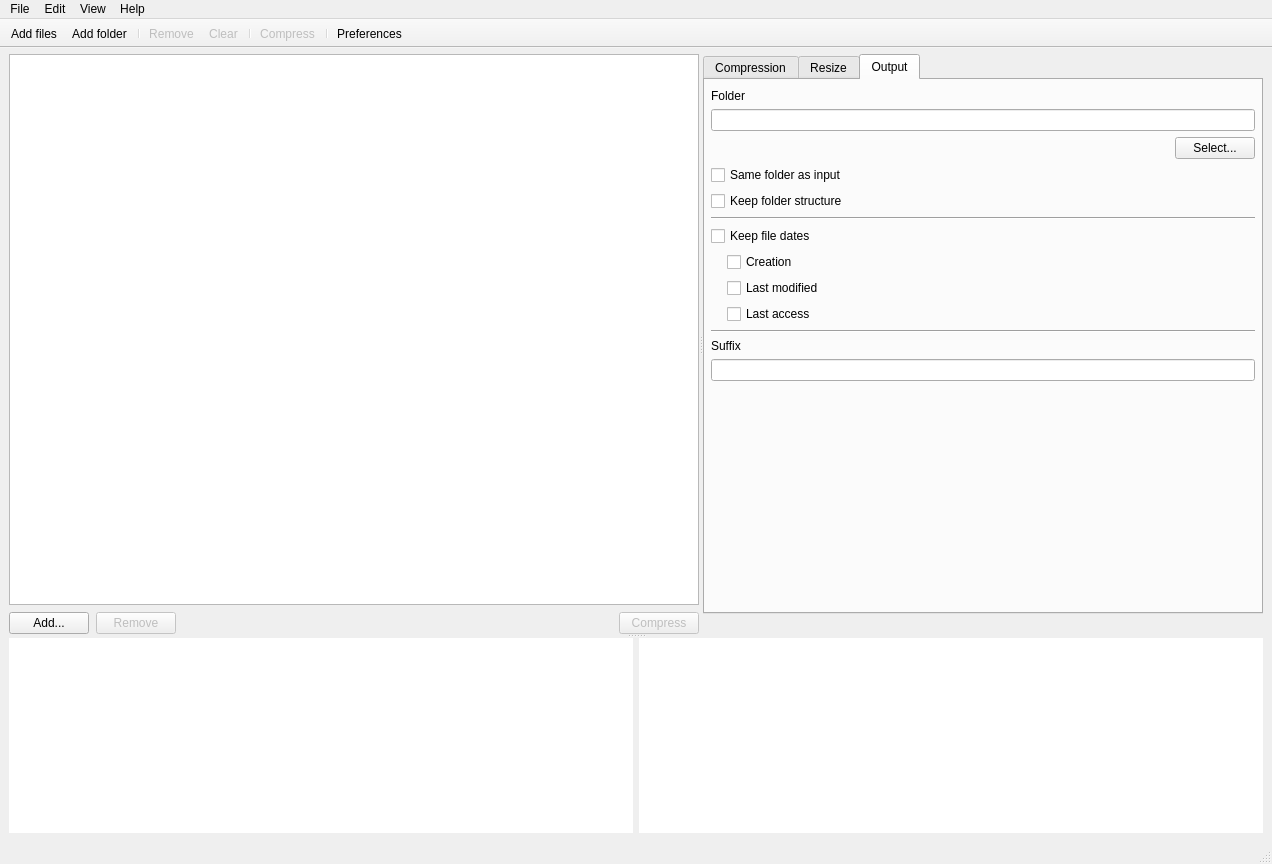
The window that views/MainWindow.ui (Lymphatus/caesium-image-compressor) describes before a commit, drawn with Qt 5.
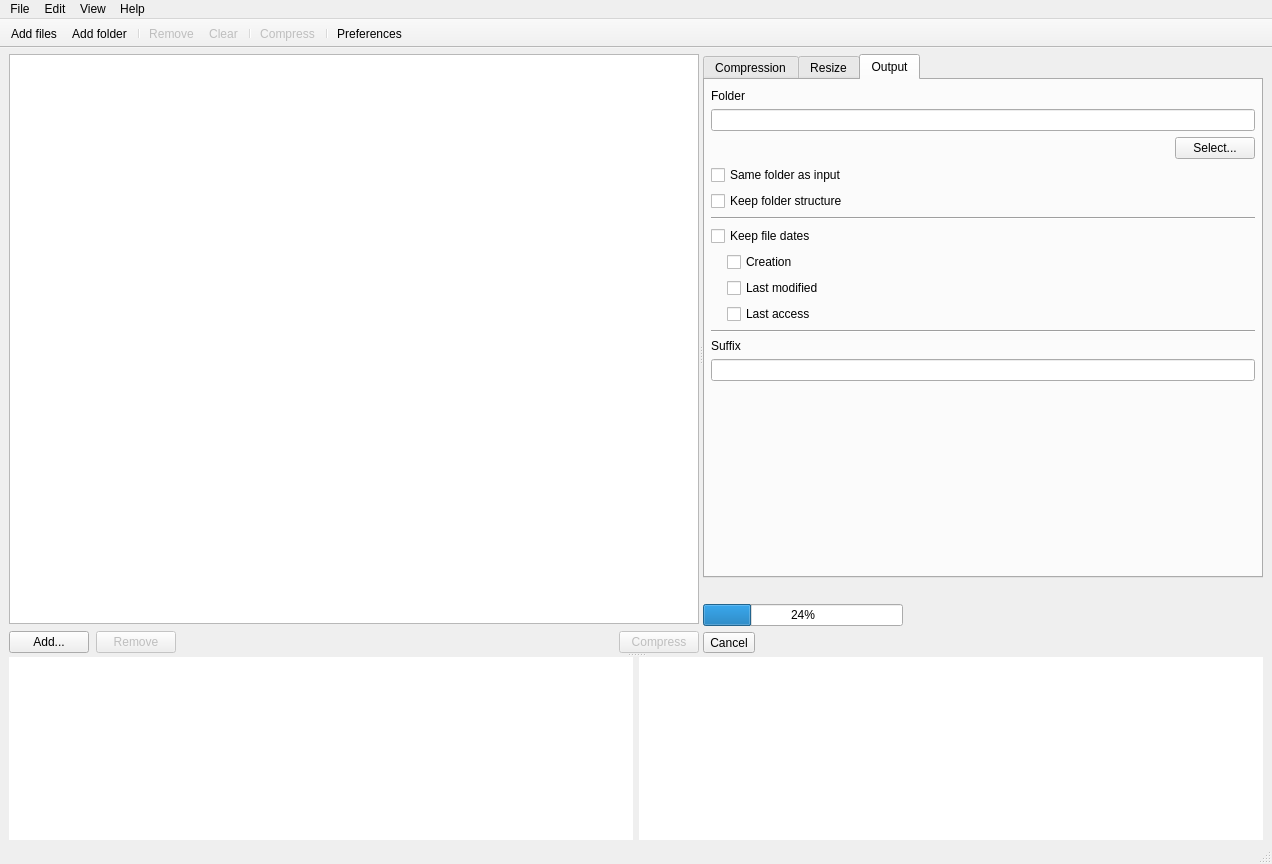
The same window after the commit. Icons and pictures are not drawn. Custom widgets are drawn as their Qt base class.

```diff
--- a/views/MainWindow.ui
+++ b/views/MainWindow.ui
@@ -27,8 +27,14 @@
     <property name="topMargin">
      <number>6</number>
     </property>
+    <property name="bottomMargin">
+     <number>2</number>
+    </property>
     <item>
      <widget class="QSplitter" name="main_VSplitter">
+      <property name="enabled">
+       <bool>true</bool>
+      </property>
       <property name="orientation">
        <enum>Qt::Vertical</enum>
       </property>
@@ -957,6 +963,38 @@
            </property>
           </widget>
          </item>
+         <item>
+          <widget class="QProgressBar" name="compression_ProgressBar">
+           <property name="sizePolicy">
+            <sizepolicy hsizetype="Fixed" vsizetype="Fixed">
+             <horstretch>0</horstretch>
+             <verstretch>0</verstretch>
+            </sizepolicy>
+           </property>
+           <property name="minimumSize">
+            <size>
+             <width>200</width>
+             <height>0</height>
+            </size>
+           </property>
+           <property name="maximumSize">
+            <size>
+             <width>16777215</width>
+             <height>200</height>
+            </size>
+           </property>
+           <property name="value">
+            <number>24</number>
+           </property>
+          </widget>
+         </item>
+         <item>
+          <widget class="QToolButton" name="cancelCompression_Button">
+           <property name="text">
+            <string>Cancel</string>
+           </property>
+          </widget>
+         </item>
         </layout>
        </widget>
       </widget>
```
Left out of the diff: 109 changed lines with no effect on the pictures.
